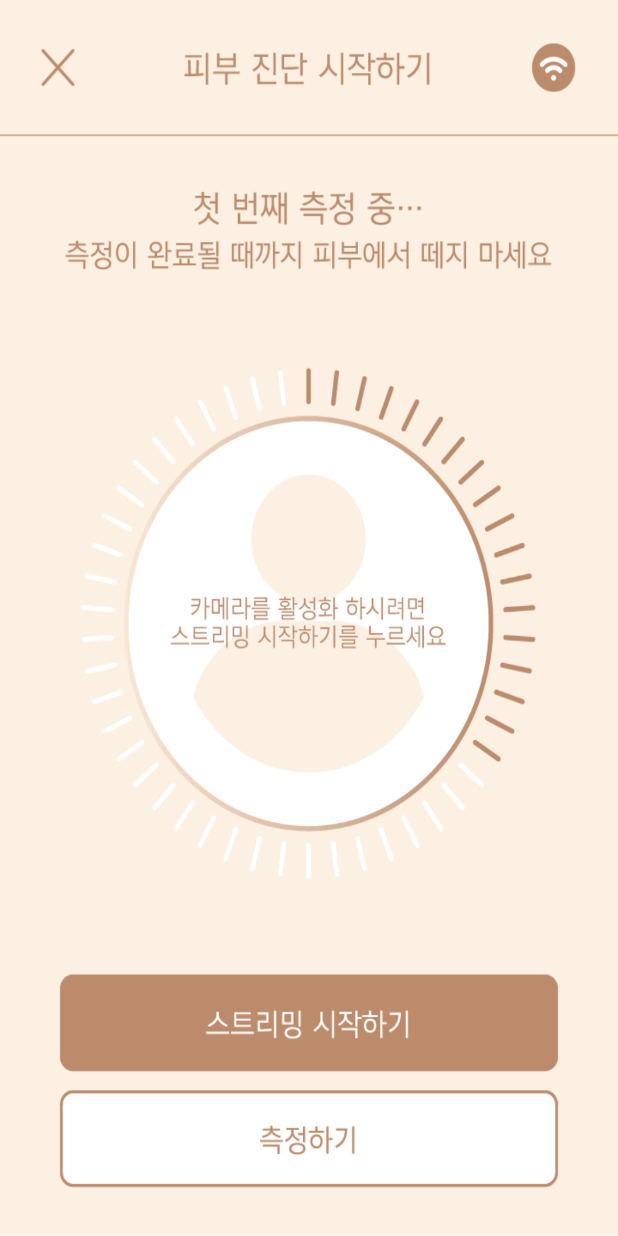
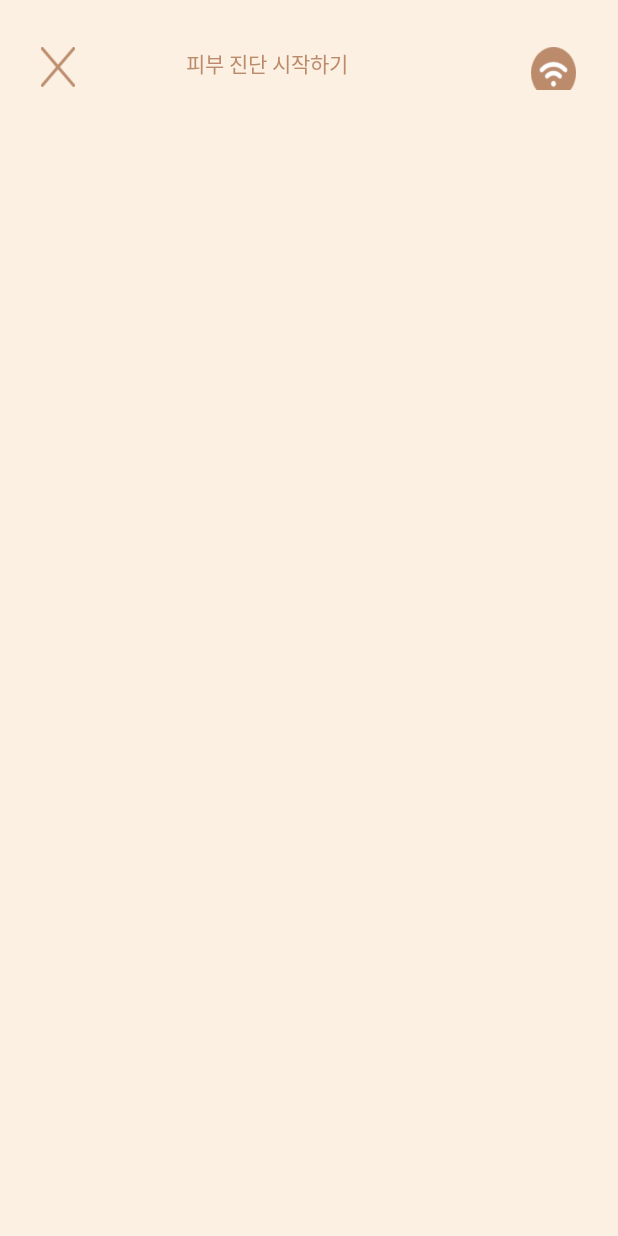
Before and after one commit to 8793COMPANY/SkinHairdresser, an Android app: the StartActivity screen opened directly, with no data from a screen before it, on a phone screen of 412 x 824 dp. Run offline under Robolectric (Android 15) with nearby library versions, the phone set to English and light mode, and no system bars.

```diff
--- a/app/src/main/res/layout/activity_start.xml
+++ b/app/src/main/res/layout/activity_start.xml
@@ -1,12 +1,85 @@
 <?xml version="1.0" encoding="utf-8"?>
-<LinearLayout xmlns:android="http://schemas.android.com/apk/res/android"
-    xmlns:app="http://schemas.android.com/apk/res-auto"
+<FrameLayout
+    xmlns:android="http://schemas.android.com/apk/res/android"
     xmlns:tools="http://schemas.android.com/tools"
     android:layout_width="match_parent"
     android:layout_height="match_parent"
-    android:background="@drawable/start_image"
+    android:background="#fbf0e2"
     android:orientation="vertical"
     tools:context=".StartActivity">
 
+    <LinearLayout
+        android:layout_width="match_parent"
+        android:layout_height="match_parent"
+        android:weightSum="1280"
+        android:orientation="vertical">
 
-</LinearLayout>
+        <LinearLayout
+            android:layout_width="match_parent"
+            android:layout_height="0dp"
+            android:layout_weight="140"
+            android:orientation="vertical">
+
+            <View
+                android:layout_width="match_parent"
+                android:layout_height="0dp"
+                android:layout_weight="54"/>
+
+            <LinearLayout
+                android:layout_width="match_parent"
+                android:layout_height="0dp"
+                android:layout_weight="48"
+                android:weightSum="720"
+                android:orientation="horizontal">
+
+                <View
+                    android:layout_weight="48"
+                    android:layout_width="0dp"
+                    android:layout_height="match_parent"/>
+
+                <ImageButton
+                    android:layout_weight="40"
+                    android:layout_width="0dp"
+                    android:layout_height="40px"
+                    android:background="@drawable/start_close_btn" />
+
+                <View
+                    android:layout_weight="130"
+                    android:layout_width="0dp"
+                    android:layout_height="match_parent"/>
+
+                <TextView
+                    android:layout_weight="284"
+                    android:layout_width="0dp"
+                    android:layout_height="match_parent"
+                    android:textColor="#bc8b6c"
+                    android:text="피부 진단 시작하기" />
+
+                <View
+                    android:layout_weight="118"
+                    android:layout_width="0dp"
+                    android:layout_height="match_parent"/>
+
+                <ImageButton
+                    android:layout_weight="52"
+                    android:layout_width="0dp"
+                    android:layout_height="52px"
+                    android:background="@drawable/start_check_wifi" />
+
+                <View
+                    android:layout_weight="48"
+                    android:layout_width="0dp"
+                    android:layout_height="match_parent"/>
+
+            </LinearLayout>
+
+            <View
+                android:layout_width="match_parent"
+                android:layout_height="0dp"
+                android:layout_weight="50"/>
+
+        </LinearLayout>
+
+    </LinearLayout>
+
+</FrameLayout>
```
Also changed, not shown: app/src/main/res/drawable/start_20_sec.png (added), app/src/main/res/drawable/start_check_wifi.png (added), app/src/main/res/drawable/start_close_btn.png (added), app/src/main/res/drawable/start_stream_btn.png (added).
